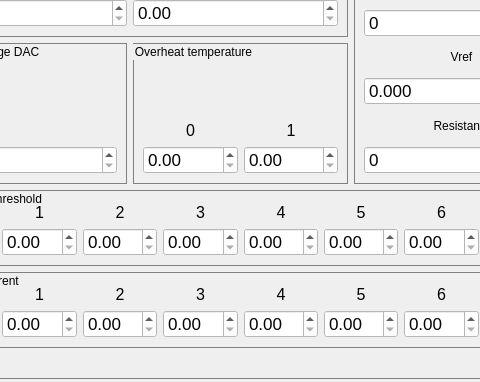
bulkanul/EVO_YFL_1064_GUI_coherent2, file cb_panel.ui: the form before one commit; both pictures show x 104 to 584 and y 84 to 466 of the 964 by 466 pixel window.
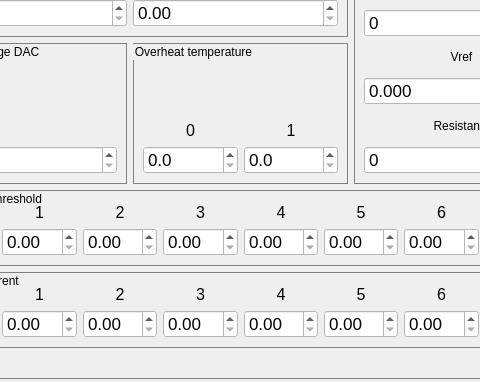
The form after the commit.

Patch:
```diff
--- a/cb_panel.ui
+++ b/cb_panel.ui
@@ -1097,7 +1097,7 @@
                <string/>
               </property>
               <property name="decimals">
-               <number>2</number>
+               <number>1</number>
               </property>
               <property name="minimum">
                <double>0.000000000000000</double>
@@ -1172,7 +1172,7 @@
                <string/>
               </property>
               <property name="decimals">
-               <number>2</number>
+               <number>1</number>
               </property>
               <property name="minimum">
                <double>0.000000000000000</double>
```
